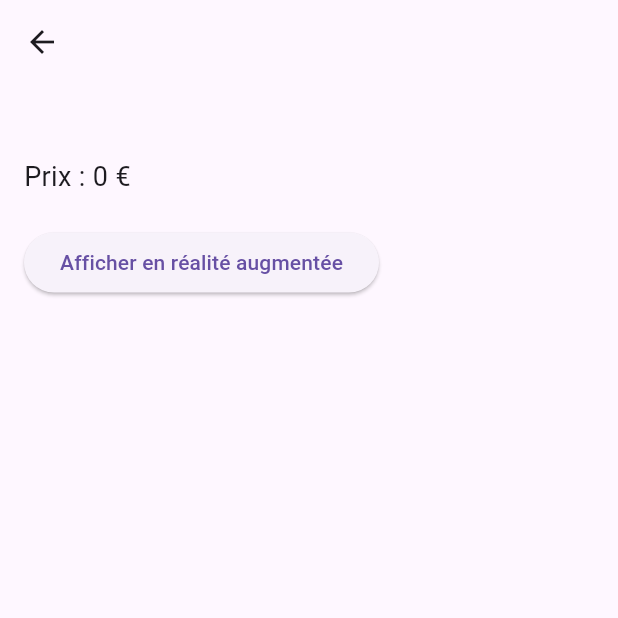
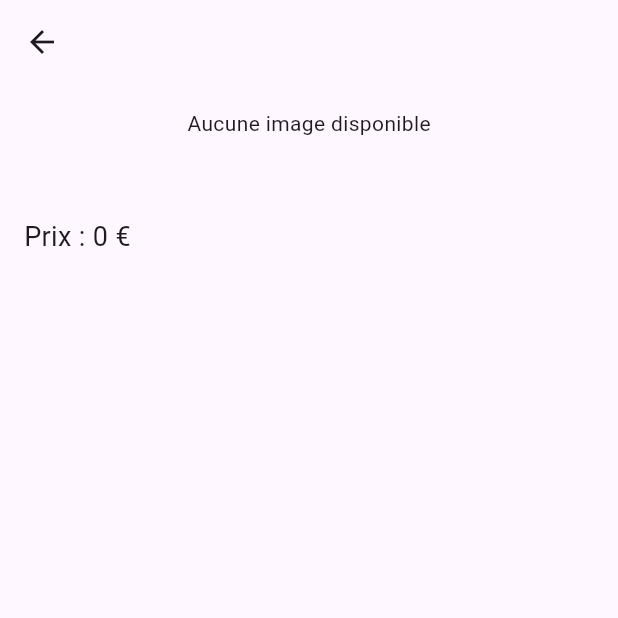
Before and after one commit to Mathieuakoubia/payetonkayamspr, a Flutter app: the ProductDetailPage screen opened directly with empty values, on a phone screen of 412 x 824 dp, the top half of it. Run offline on Flutter 3.47's test engine with Material 3 defaults, Android fonts, the phone set to English and light mode, and no system bars; missing offline and left inert: qr_code_scanner.

Commit message:
modification de l'application mobile pour les images produits

```diff
--- a/mobile_app/payetonkaya_app_flutter/lib/product_detail_page.dart
+++ b/mobile_app/payetonkaya_app_flutter/lib/product_detail_page.dart
@@ -1,4 +1,4 @@
-import 'package:flutter/material.dart'; // Assure-toi que ce fichier existe et est bien importé
+import 'package:flutter/material.dart';
 
 class ProductDetailPage extends StatelessWidget {
   final Map product;
@@ -7,9 +7,7 @@ class ProductDetailPage extends StatelessWidget {
 
   @override
   Widget build(BuildContext context) {
-
-    final String modelUrl = "https://github.com/KhronosGroup/glTF-Sample-Models/blob/main/2.0/Duck/glTF-Binary/Duck.glb";
-
+    final String? imageUrl = product['image'];
 
     return Scaffold(
       appBar: AppBar(title: Text(product['name'] ?? 'Produit')),
@@ -18,18 +16,24 @@ class ProductDetailPage extends StatelessWidget {
         child: Column(
           crossAxisAlignment: CrossAxisAlignment.start,
           children: [
+            if (imageUrl != null && imageUrl.isNotEmpty)
+              Center(
+                child: Image.network(
+                  imageUrl,
+                  height: 200,
+                  errorBuilder: (context, error, stackTrace) {
+                    return Text("Impossible de charger l'image");
+                  },
+                ),
+              )
+            else
+              Center(child: Text("Aucune image disponible")),
+            SizedBox(height: 20),
             Text(product['description'] ?? '', style: TextStyle(fontSize: 16)),
             SizedBox(height: 10),
-            Text("Prix : ${product['price']} €", style: TextStyle(fontSize: 18)),
+            Text("Prix : ${product['price']} €",
+                style: TextStyle(fontSize: 18)),
             SizedBox(height: 20),
-            ElevatedButton(
-              onPressed: () {
-                ScaffoldMessenger.of(context).showSnackBar(
-                  SnackBar(content: Text("La fonctionnalité AR est temporairement désactivée.")),
-                );
-              },
-              child: Text("Afficher en réalité augmentée"),
-            ),
           ],
         ),
       ),
--- a/mobile_app/payetonkaya_app_flutter/pubspec.yaml
+++ b/mobile_app/payetonkaya_app_flutter/pubspec.yaml
@@ -49,6 +49,8 @@ dev_dependencies:
   # package. See that file for information about deactivating specific lint
   # rules and activating additional ones.
   flutter_lints: ^5.0.0
+  mockito: ^5.4.2
+  http_mock_adapter: ^0.5.0
 
 # For information on the generic Dart part of this file, see the
 # following page: https://dart.dev/tools/pub/pubspec
```
Also changed, not shown: mobile_app/payetonkaya_app_flutter/lib/products_page.dart (+6 -3 lines), mobile_app/payetonkaya_app_flutter/pubspec.lock, 2 other files.
